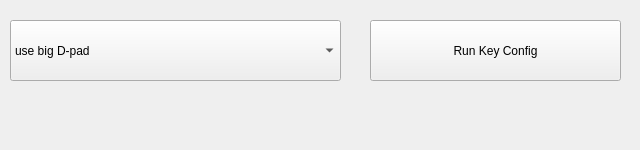
The window that AntSnesQt/controlsettings.ui (Summeli/AntSnes) describes before a commit, drawn with Qt 5.
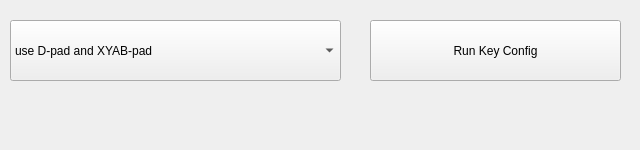
The same window after the commit.

```diff
--- a/AntSnesQt/controlsettings.ui
+++ b/AntSnesQt/controlsettings.ui
@@ -51,12 +51,7 @@
     </rect>
    </property>
    <item>
-    <property name="text" >
-     <string>use big D-pad</string>
-    </property>
-   </item>
-   <item>
-    <property name="text" >
+    <property name="text">
      <string>use D-pad and XYAB-pad</string>
     </property>
    </item>
@@ -67,7 +62,7 @@
    </item>
   </widget>
  </widget>
- <layoutdefault spacing="6" margin="11" />
+ <layoutdefault spacing="6" margin="11"/>
  <resources/>
  <connections/>
 </ui>
```
Left out of the diff: 31 changed lines with no effect on the pictures.
